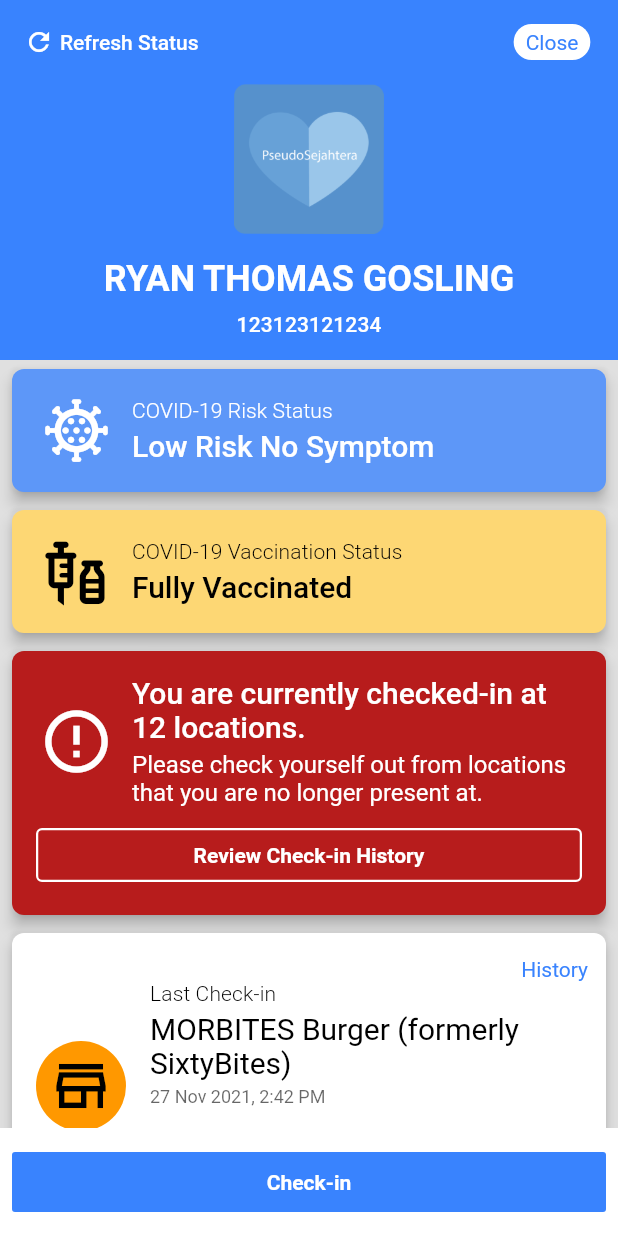
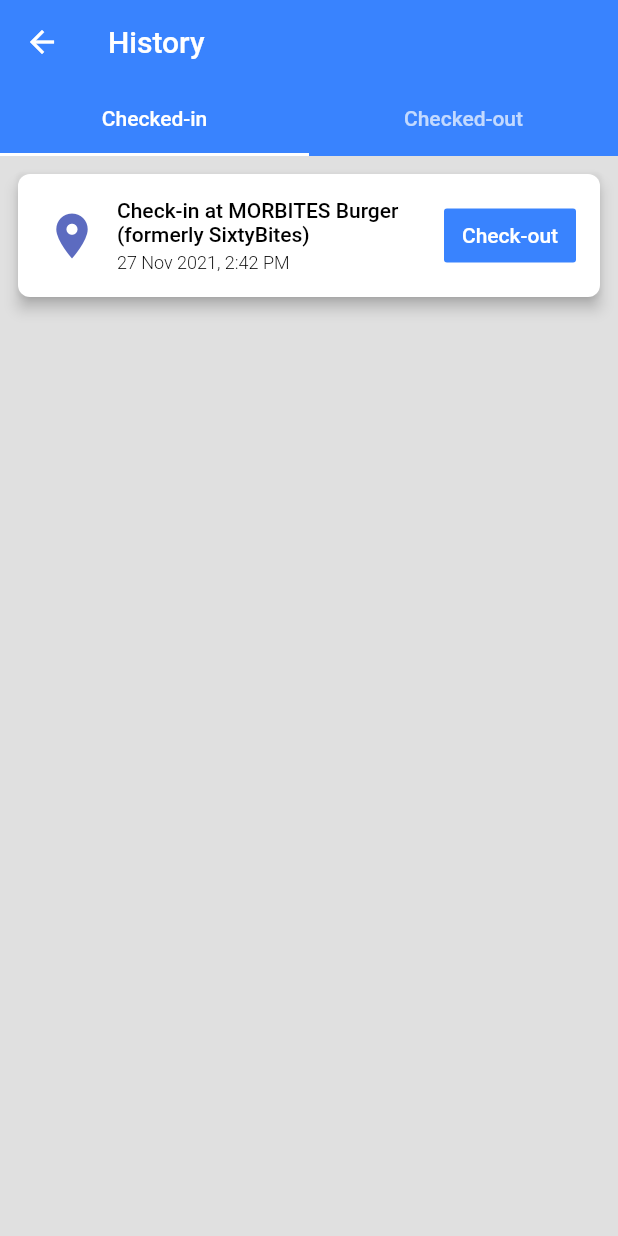
Before and after one commit to benz93chung/pseudosejahtera, a Flutter app: the screen it shows after launch, after a tap on "Review Check-in History", on a phone screen of 412 x 824 dp. Run offline on Flutter 3.47's test engine with Material 2 defaults, Android fonts, the phone set to English and light mode, and no system bars; our stand-ins replace equatable; missing offline and left inert: flutter_statusbarcolor_ns.

Commit message:
History page UI setup + "Review check-out history" button tap leads to routing to history page

```diff
--- a/lib/app.dart
+++ b/lib/app.dart
@@ -7,7 +7,8 @@
 
   @override
   Widget build(BuildContext context) {
-    return Builder(builder: (context) {
+    return Builder(
+      builder: (context) {
         final theme = Theme.of(context);
         final colorScheme = theme.colorScheme;
 
@@ -45,6 +46,7 @@
           ),
           home: const StartPage(),
         );
-    });
+      },
+    );
   }
 }
--- /dev/null
+++ b/lib/screens/history_page/components/history_page_base.dart
@@ -0,0 +1,39 @@
+import 'package:flutter/material.dart';
+import 'package:pseudosejahtera/constants/dimensions.dart';
+import 'package:pseudosejahtera/screens/history_page/components/history_page_tile.dart';
+
+class HistoryPageBase extends StatelessWidget {
+  final List<HistoryPageTile> tiles;
+
+  const HistoryPageBase({
+    Key? key,
+    required this.tiles,
+  }) : super(key: key);
+
+  Padding get endPadding => const Padding(
+        padding: EdgeInsets.symmetric(
+          vertical: spacingXSmall,
+        ),
+      );
+
+  @override
+  Widget build(BuildContext context) {
+    return ListView(
+      children: [
+        endPadding,
+        ...tiles
+            .map(
+              (tile) => Padding(
+                padding: const EdgeInsets.symmetric(
+                  vertical: spacingSmall,
+                  horizontal: spacingMid,
+                ),
+                child: tile,
+              ),
+            )
+            .toList(),
+        endPadding,
+      ],
+    );
+  }
+}
--- /dev/null
+++ b/lib/screens/history_page/history_page.dart
@@ -0,0 +1,109 @@
+import 'package:flutter/material.dart';
+import 'package:pseudosejahtera/components/pseudo_scaffold.dart';
+import 'package:pseudosejahtera/enums/check_in_status.dart';
+import 'package:pseudosejahtera/models/check_in.dart';
+import 'package:pseudosejahtera/models/check_in_history.dart';
+import 'package:pseudosejahtera/screens/history_page/components/history_page_base.dart';
+import 'package:pseudosejahtera/screens/history_page/components/history_page_tile.dart';
+
+class HistoryPage extends StatefulWidget {
+  const HistoryPage({Key? key}) : super(key: key);
+
+  @override
+  _HistoryPageState createState() => _HistoryPageState();
+}
+
+class _HistoryPageState extends State<HistoryPage> {
+  @override
+  Widget build(BuildContext context) {
+    return Builder(builder: (context) {
+      final theme = Theme.of(context);
+
+      return PseudoScaffold(
+        appBar: AppBar(
+          title: const Text('History'),
+          elevation: 0,
+        ),
+        body: DefaultTabController(
+          initialIndex: 0,
+          length: 2,
+          child: Column(
+            crossAxisAlignment: CrossAxisAlignment.center,
+            children: [
+              Padding(
+                padding: EdgeInsets.zero,
+                child: Material(
+                  color: theme.colorScheme.primary,
+                  child: TabBar(
+                    indicatorColor: theme.colorScheme.onPrimary,
+                    indicatorSize: TabBarIndicatorSize.tab,
+                    labelColor: theme.colorScheme.onPrimary,
+                    onTap: (_) {},
+                    tabs: ['Checked-in', 'Checked-out']
+                        .map(
+                          (tab) => Tab(text: tab),
+                        )
+                        .toList(),
+                  ),
+                ),
+              ),
+              Expanded(
+                child: TabBarView(
+                  children: [
+                    HistoryPageBase(
+                      tiles: [
+                        HistoryPageTile(
+                          onPressedTile: () {},
+                          onPressedCheckOut: (_) {},
+                          checkInHistory: CheckInHistory.create(
+                            id: '6d314ed3-6ff0-49f7-bd93-963e10fd8bc4',
+                            checkIn: CheckIn.create(
+                                id: 'ae564ca1-e7ef-4850-bf07-365f10598026',
+                                name: 'MORBITES Burger (formerly SixtyBites)'),
+                            checkInStatus: CheckInStatus.checkedIn,
+                            createdAt: DateTime.fromMillisecondsSinceEpoch(1638016947000),
+                            modifiedAt: DateTime.fromMillisecondsSinceEpoch(1638024147000),
+                          ),
+                        ),
+                      ],
+                    ),
+                    HistoryPageBase(
+                      tiles: [
+                        HistoryPageTile(
+                          onPressedTile: () {},
+                          onPressedCheckOut: (_) {},
+                          checkInHistory: CheckInHistory.create(
+                            id: '6d314ed3-6ff0-49f7-bd93-963e10fd8bc4',
+                            checkIn: CheckIn.create(
+                                id: 'ae564ca1-e7ef-4850-bf07-365f10598026',
+                                name: 'MORBITES Burger (formerly SixtyBites)'),
+                            checkInStatus: CheckInStatus.checkedOut,
+                            createdAt: DateTime.fromMillisecondsSinceEpoch(1638016947000),
+                            modifiedAt: DateTime.fromMillisecondsSinceEpoch(1638024147000),
+                          ),
+                        ),
+                        HistoryPageTile(
+                          onPressedTile: () {},
+                          onPressedCheckOut: (_) {},
+                          checkInHistory: CheckInHistory.create(
+                            id: '6d314ed3-6ff0-49f7-bd93-963e10fd8bc4',
+                            checkIn: CheckIn.create(
+                                id: 'ae564ca1-e7ef-4850-bf07-365f10598026',
+                                name: 'MORBITES Burger (formerly SixtyBites)'),
+                            checkInStatus: CheckInStatus.checkedOut,
+                            createdAt: DateTime.fromMillisecondsSinceEpoch(1638016947000),
+                            modifiedAt: DateTime.fromMillisecondsSinceEpoch(1638024147000),
+                          ),
+                        ),
+                      ],
+                    ),
+                  ],
+                ),
+              ),
+            ],
+          ),
+        ),
+      );
+    });
+  }
+}
--- a/lib/screens/status_page/components/check_out_reminder_card.dart
+++ b/lib/screens/status_page/components/check_out_reminder_card.dart
@@ -2,6 +2,7 @@
 import 'package:pseudosejahtera/components/base_card.dart';
 import 'package:pseudosejahtera/components/pseudo_outlined_button.dart';
 import 'package:pseudosejahtera/constants/dimensions.dart';
+import 'package:pseudosejahtera/screens/history_page/history_page.dart';
 
 class CheckOutReminderCard extends StatelessWidget {
   final int historyCount;
@@ -61,7 +62,14 @@
                 SizedBox(
                   width: double.infinity,
                   child: PseudoOutlinedButton(
-                    onPressed: () {},
+                    onPressed: () {
+                      Navigator.push(
+                        context,
+                        MaterialPageRoute(
+                          builder: (context) => const HistoryPage(),
+                        ),
+                      );
+                    },
                     backgroundColor: colorScheme.error,
                     foregroundColor: colorScheme.onError,
                     child: Builder(
```
Also changed, not shown: 2 other files. Lines whose indentation alone changed are shown as unchanged.
